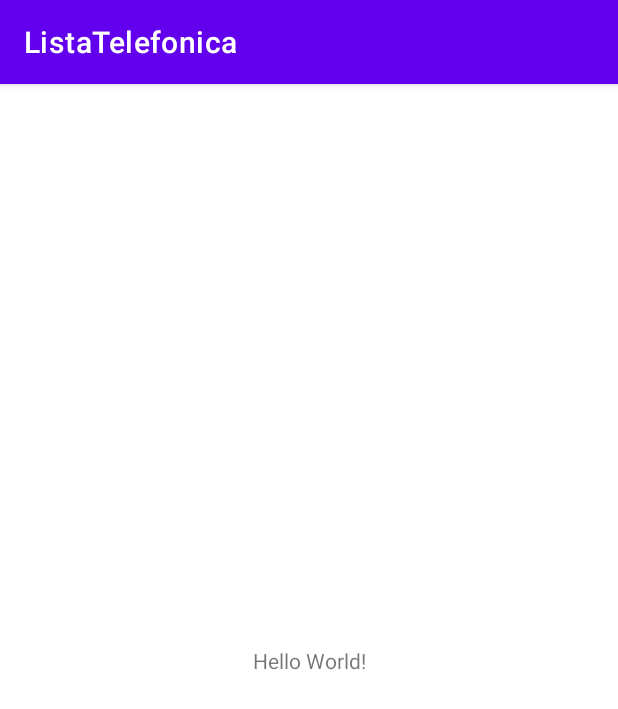
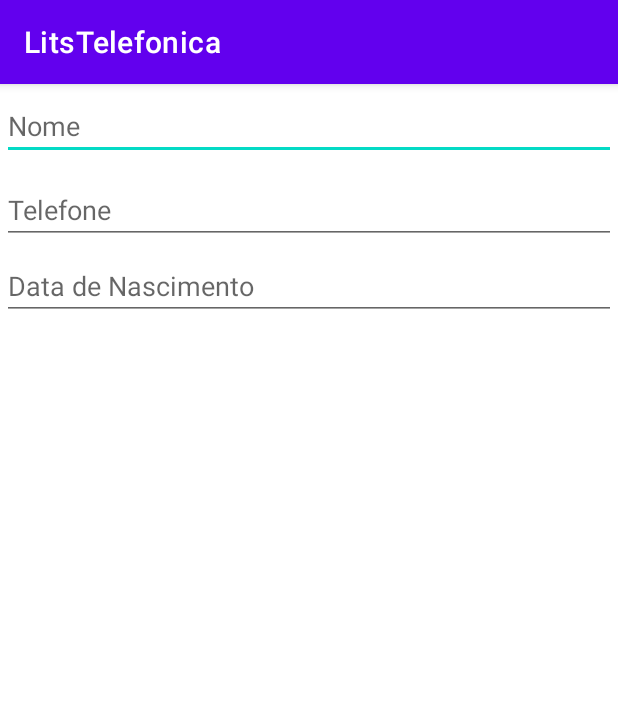
Before and after one commit to YukiLeonardo/List-Telefonica, an Android app: the screen it shows after launch (MainActivity), on a phone screen of 412 x 824 dp. Shown: the top 709 px of the screen. Run offline under Robolectric (Android 15) with nearby library versions, the phone set to English and light mode, and no system bars; 1 statement that could not run was skipped.

Commit message:
Salvar e Contato

```diff
--- a/app/src/main/java/br/unigran/listatelefonica/MainActivity.java
+++ b/app/src/main/java/br/unigran/listatelefonica/MainActivity.java
@@ -3,12 +3,44 @@ package br.unigran.listatelefonica;
 import androidx.appcompat.app.AppCompatActivity;
 
 import android.os.Bundle;
+import android.view.View;
+import android.widget.ArrayAdapter;
+import android.widget.EditText;
+import android.widget.ListView;
+
+import java.util.ArrayList;
+import java.util.List;
 
 public class MainActivity extends AppCompatActivity {
+
+    EditText nome;
+    EditText telefone;
+    EditText datanasc;
+    ListView listagem;
+    List<Contatos> dados;
 
     @Override
     protected void onCreate(Bundle savedInstanceState) {
         super.onCreate(savedInstanceState);
         setContentView(R.layout.activity_main);
+
+        nome = findViewById(R.id.id_nome);
+        telefone = findViewById(R.id.id_telefone);
+        datanasc = findViewById(R.id.id_datanasc);
+        listagem = findViewById(R.id.id_list);
+        dados = new ArrayList();
+        ArrayAdapter adapter = new ArrayAdapter(this, androidx.appcompat.R.layout.support_simple_spinner_dropdown_item, dados);
+        listagem.findViewById(id.R)
     }
+    public void salvar (View view){
+        Contatos contatos = new Contatos();
+        contatos.setNome (nome.getText().toString());
+        contatos.setTelefone(telefone.getText().toString());
+        contatos.setDatanasc(datanasc.getText().toString());
+    }
+
+
+
 }
+
+}
--- a/app/src/main/res/layout/activity_main.xml
+++ b/app/src/main/res/layout/activity_main.xml
@@ -6,13 +6,65 @@
     android:layout_height="match_parent"
     tools:context=".MainActivity">
 
-    <TextView
-        android:layout_width="wrap_content"
+    <EditText
+        android:id="@+id/id_nome"
+        android:layout_width="0dp"
         android:layout_height="wrap_content"
-        android:text="Hello World!"
+        android:layout_marginStart="1dp"
+        android:layout_marginTop="5dp"
+        android:layout_marginEnd="1dp"
+        android:layout_marginBottom="5dp"
+        android:ems="10"
+        android:hint="@string/hint_nome"
+        android:inputType="textPersonName"
+        app:layout_constraintBottom_toTopOf="@+id/id_telefone"
+        app:layout_constraintEnd_toEndOf="parent"
+        app:layout_constraintHorizontal_bias="0.0"
+        app:layout_constraintStart_toStartOf="parent"
+        app:layout_constraintTop_toTopOf="parent" />
+
+    <EditText
+        android:id="@+id/id_telefone"
+        android:layout_width="0dp"
+        android:layout_height="wrap_content"
+        android:layout_marginStart="1dp"
+        android:layout_marginTop="5dp"
+        android:layout_marginEnd="1dp"
+        android:layout_marginBottom="5dp"
+        android:ems="10"
+        android:hint="@string/hint_telefone"
+        android:inputType="phone"
+        app:layout_constraintBottom_toTopOf="@+id/id_datanasc"
+        app:layout_constraintEnd_toEndOf="parent"
+        app:layout_constraintStart_toStartOf="parent"
+        app:layout_constraintTop_toBottomOf="@+id/id_nome" />
+
+    <EditText
+        android:id="@+id/id_datanasc"
+        android:layout_width="0dp"
+        android:layout_height="wrap_content"
+        android:layout_marginStart="1dp"
+        android:layout_marginTop="5dp"
+        android:layout_marginEnd="1dp"
+        android:layout_marginBottom="1dp"
+        android:ems="10"
+        android:hint="@string/hinr_data_de_nascimento"
+        android:inputType="date"
+        app:layout_constraintEnd_toEndOf="parent"
+        app:layout_constraintStart_toStartOf="parent"
+        app:layout_constraintTop_toBottomOf="@+id/id_telefone" />
+
+    <ListView
+        android:id="@+id/id_list"
+        android:layout_width="0dp"
+        android:layout_height="574dp"
+        android:layout_marginStart="1dp"
+        android:layout_marginTop="1dp"
+        android:layout_marginEnd="1dp"
+        android:layout_marginBottom="1dp"
         app:layout_constraintBottom_toBottomOf="parent"
         app:layout_constraintEnd_toEndOf="parent"
         app:layout_constraintStart_toStartOf="parent"
-        app:layout_constraintTop_toTopOf="parent" />
+        app:layout_constraintTop_toBottomOf="@+id/id_datanasc" />
 
 </androidx.constraintlayout.widget.ConstraintLayout>
--- a/app/src/main/res/values/strings.xml
+++ b/app/src/main/res/values/strings.xml
@@ -1,3 +1,6 @@
 <resources>
-    <string name="app_name">ListaTelefonica</string>
+    <string name="app_name">LitsTelefonica</string>
+    <string name="hint_nome">Nome</string>
+    <string name="hint_telefone">Telefone</string>
+    <string name="hinr_data_de_nascimento">Data de Nascimento</string>
 </resources>
```
Also changed, not shown: app/src/main/java/br/unigran/listatelefonica/Contatos.java (+49 -1 lines).
